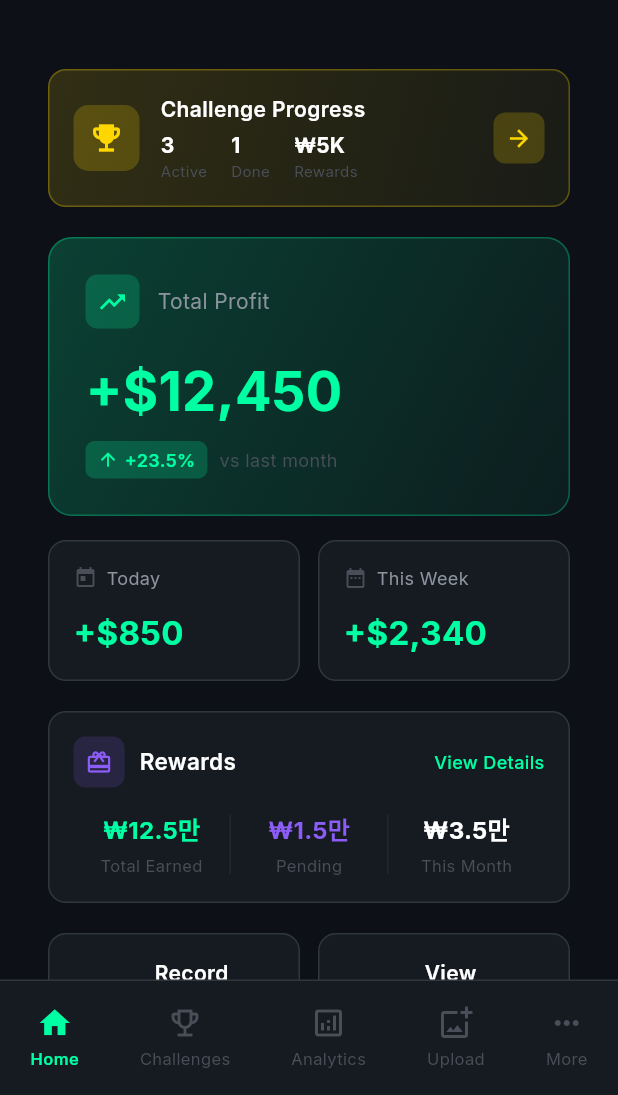
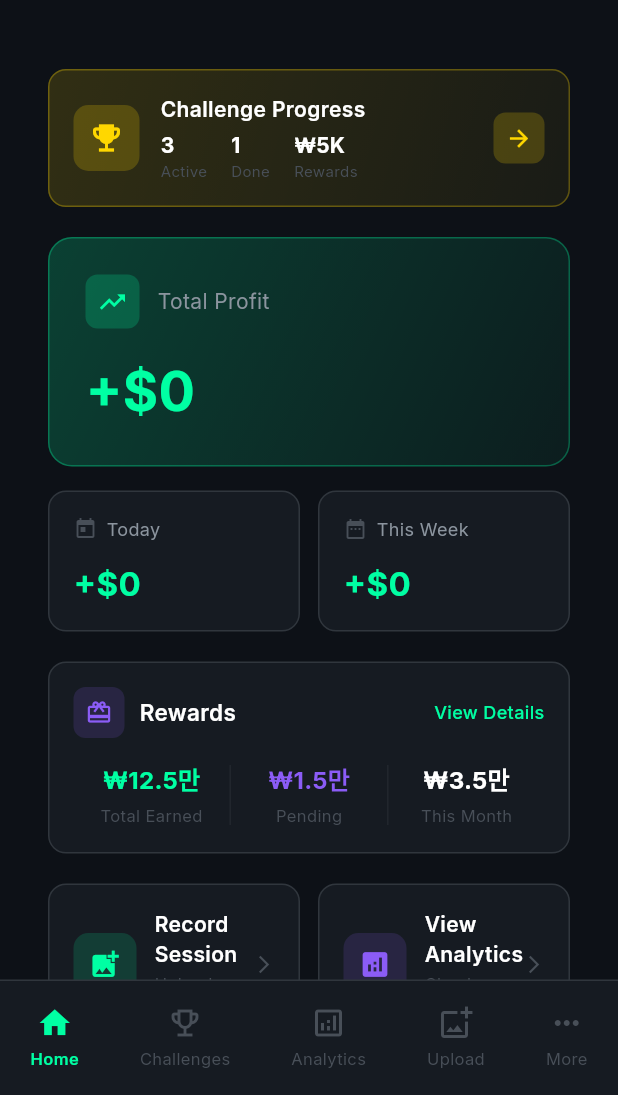
Before and after one commit to pungpung22/pokerly, a Flutter app: the screen it shows after launch, after a tap on the "close" icon, on a phone screen of 412 x 824 dp, the part 141-1236 px from its top. Run offline on Flutter 3.47's test engine with Material 3 defaults, Android fonts, the phone set to English and light mode, and no system bars; our stand-ins replace dio, firebase_auth, fl_chart, flutter_riverpod, go_router, google_fonts and 3 more; accounts and stored records are empty; network calls fail.

Commit message:
feat: 대시보드 데이터 레이어 구현
- Session, Challenge, UserStats 모델 추가
- SessionRepository 구현
- DashboardProvider 상태 관리

Co-Authored-By: Claude Opus 4.5 <noreply@anthropic.com>

```diff
--- /dev/null
+++ b/lib/features/dashboard/data/session_repository.dart
@@ -0,0 +1,61 @@
+import 'package:dio/dio.dart';
+import '../../../core/network/api_client.dart';
+import '../../../shared/models/session.dart';
+
+class SessionRepository {
+  final Dio _dio = ApiClient().dio;
+
+  Future<List<Session>> getAllSessions() async {
+    try {
+      final response = await _dio.get('/sessions');
+      return (response.data as List)
+          .map((e) => Session.fromJson(e))
+          .toList();
+    } catch (e) {
+      print('Error fetching sessions: $e');
+      return [];
+    }
+  }
+
+  Future<SessionStats> getStats() async {
+    try {
+      final response = await _dio.get('/sessions/stats');
+      return SessionStats.fromJson(response.data);
+    } catch (e) {
+      print('Error fetching stats: $e');
+      return SessionStats.empty();
+    }
+  }
+
+  Future<List<double>> getWeeklyData() async {
+    try {
+      final response = await _dio.get('/sessions/weekly');
+      return (response.data['dailyProfits'] as List)
+          .map((e) => (e as num).toDouble())
+          .toList();
+    } catch (e) {
+      print('Error fetching weekly data: $e');
+      return List.filled(7, 0.0);
+    }
+  }
+
+  Future<Session?> createSession(Session session) async {
+    try {
+      final response = await _dio.post('/sessions', data: session.toJson());
+      return Session.fromJson(response.data);
+    } catch (e) {
+      print('Error creating session: $e');
+      return null;
+    }
+  }
+
+  Future<bool> deleteSession(String id) async {
+    try {
+      await _dio.delete('/sessions/$id');
+      return true;
+    } catch (e) {
+      print('Error deleting session: $e');
+      return false;
+    }
+  }
+}
--- a/lib/features/dashboard/presentation/dashboard_screen.dart
+++ b/lib/features/dashboard/presentation/dashboard_screen.dart
@@ -1,21 +1,25 @@
 import 'package:flutter/material.dart';
+import 'package:flutter_riverpod/flutter_riverpod.dart';
 import 'package:fl_chart/fl_chart.dart';
 import 'package:go_router/go_router.dart';
 import '../../../core/theme/app_colors.dart';
 import '../../../core/layout/responsive_layout.dart';
+import '../../../shared/models/session.dart';
+import '../providers/dashboard_provider.dart';
 import 'widgets/welcome_banner.dart';
 import 'widgets/challenge_status.dart';
 import 'widgets/action_buttons.dart';
 import 'widgets/reward_summary.dart';
 
-class DashboardScreen extends StatelessWidget {
+class DashboardScreen extends ConsumerWidget {
   const DashboardScreen({super.key});
 
   @override
-  Widget build(BuildContext context) {
+  Widget build(BuildContext context, WidgetRef ref) {
     final padding = ResponsiveGrid.padding(context);
     final isDesktop = Breakpoints.isDesktop(context);
     final isTablet = Breakpoints.isTablet(context);
+    final statsAsync = ref.watch(sessionNotifierProvider);
 
     return SafeArea(
       child: SingleChildScrollView(
@@ -28,10 +32,13 @@ class DashboardScreen extends StatelessWidget {
                 _buildHeader(),
                 const SizedBox(height: 24),
               ],
-              if (isDesktop)
-                _buildDesktopLayout(context)
-              else
-                _buildMobileLayout(context),
+              statsAsync.when(
+                data: (stats) => isDesktop
+                    ? _buildDesktopLayout(context, ref, stats)
+                    : _buildMobileLayout(context, ref, stats),
+                loading: () => const Center(child: CircularProgressIndicator()),
+                error: (e, _) => Center(child: Text('Error: $e')),
+              ),
             ],
           ),
         ),
@@ -39,22 +46,21 @@ class DashboardScreen extends StatelessWidget {
     );
   }
 
-  Widget _buildDesktopLayout(BuildContext context) {
+  Widget _buildDesktopLayout(BuildContext context, WidgetRef ref, SessionStats stats) {
     return Row(
       crossAxisAlignment: CrossAxisAlignment.start,
       children: [
-        // 왼쪽 메인 컬럼
         Expanded(
           flex: 3,
           child: Column(
             children: [
-              const WelcomeBanner(userName: 'Player', level: 5),
+              WelcomeBanner(userName: 'Player', level: _calculateLevel(stats.totalSessions)),
               const SizedBox(height: 20),
               ChallengeStatusWidget(onViewAll: () => context.go('/challenges')),
               const SizedBox(height: 20),
-              _buildDesktopTopSection(),
+              _buildDesktopTopSection(stats),
               const SizedBox(height: 20),
-              _buildMiniChart(),
+              _buildMiniChart(ref),
               const SizedBox(height: 20),
               ActionButtons(
                 onUpload: () => context.go('/upload'),
@@ -64,14 +70,13 @@ class DashboardScreen extends StatelessWidget {
           ),
         ),
         const SizedBox(width: 24),
-        // 오른쪽 사이드 컬럼
         Expanded(
           flex: 2,
           child: Column(
             children: [
               const RewardSummary(),
               const SizedBox(height: 20),
-              _buildRecentSessionsCard(),
+              _buildRecentSessionsCard(stats.recentSessions),
             ],
           ),
         ),
@@ -79,17 +84,17 @@ class DashboardScreen extends StatelessWidget {
     );
   }
 
-  Widget _buildMobileLayout(BuildContext context) {
+  Widget _buildMobileLayout(BuildContext context, WidgetRef ref, SessionStats stats) {
     return Column(
       crossAxisAlignment: CrossAxisAlignment.start,
       children: [
-        const WelcomeBanner(userName: 'Player', level: 5),
+        WelcomeBanner(userName: 'Player', level: _calculateLevel(stats.totalSessions)),
         const SizedBox(height: 20),
         ChallengeStatusWidget(onViewAll: () => context.go('/challenges')),
         const SizedBox(height: 20),
-        _buildTotalProfitCard(),
+        _buildTotalProfitCard(stats.totalProfit),
         const SizedBox(height: 16),
-        _buildStatsRow(),
+        _buildStatsRow(stats),
         const SizedBox(height: 20),
         const RewardSummary(),
         const SizedBox(height: 20),
@@ -98,35 +103,63 @@ class DashboardScreen extends StatelessWidget {
           onAnalytics: () => context.go('/analytics'),
         ),
         const SizedBox(height: 24),
-        _buildMiniChart(),
+        _buildMiniChart(ref),
         const SizedBox(height: 24),
         _buildRecentSessionsHeader(),
         const SizedBox(height: 12),
-        _buildRecentSessionsList(6),
+        _buildRecentSessionsList(stats.recentSessions),
       ],
     );
   }
 
-  Widget _buildDesktopTopSection() {
+  int _calculateLevel(int totalSessions) {
+    if (totalSessions >= 100) return 10;
+    if (totalSessions >= 50) return 7;
+    if (totalSessions >= 25) return 5;
+    if (totalSessions >= 10) return 3;
+    return 1;
+  }
+
+  Widget _buildDesktopTopSection(SessionStats stats) {
     return Row(
       crossAxisAlignment: CrossAxisAlignment.start,
       children: [
-        Expanded(flex: 2, child: _buildTotalProfitCard()),
+        Expanded(flex: 2, child: _buildTotalProfitCard(stats.totalProfit)),
         const SizedBox(width: 16),
         Expanded(
           flex: 3,
           child: Row(
             children: [
-              Expanded(child: _buildStatCard(title: 'Today', value: '+\$850', isProfit: true, icon: Icons.today)),
+              Expanded(child: _buildStatCard(
+                title: 'Today',
+                value: _formatProfit(stats.todayProfit),
+                isProfit: stats.todayProfit >= 0,
+                icon: Icons.today,
+              )),
               const SizedBox(width: 12),
-              Expanded(child: _buildStatCard(title: 'This Week', value: '+\$2,340', isProfit: true, icon: Icons.date_range)),
+              Expanded(child: _buildStatCard(
+                title: 'This Week',
+                value: _formatProfit(stats.weekProfit),
+                isProfit: stats.weekProfit >= 0,
+                icon: Icons.date_range,
+              )),
               const SizedBox(width: 12),
-              Expanded(child: _buildStatCard(title: 'Sessions', value: '47', isProfit: true, icon: Icons.casino)),
+              Expanded(child: _buildStatCard(
+                title: 'Sessions',
+                value: stats.totalSessions.toString(),
+                isProfit: true,
+                icon: Icons.casino,
+              )),
             ],
           ),
         ),
       ],
     );
+  }
+
+  String _formatProfit(double profit) {
+    final sign = profit >= 0 ? '+' : '';
+    return '$sign\$${profit.toStringAsFixed(0)}';
   }
 
   Widget _buildHeader() {
@@ -174,17 +207,20 @@ class DashboardScreen extends StatelessWidget {
     );
   }
 
-  Widget _buildTotalProfitCard() {
+  Widget _buildTotalProfitCard(double totalProfit) {
+    final isProfit = totalProfit >= 0;
+    final color = isProfit ? AppColors.profit : AppColors.loss;
+
     return Container(
       padding: const EdgeInsets.all(24),
       decoration: BoxDecoration(
         gradient: LinearGradient(
-          colors: [AppColors.profit.withValues(alpha: 0.2), AppColors.profit.withValues(alpha: 0.05)],
+          colors: [color.withValues(alpha: 0.2), color.withValues(alpha: 0.05)],
           begin: Alignment.topLeft,
           end: Alignment.bottomRight,
         ),
         borderRadius: BorderRadius.circular(16),
-        border: Border.all(color: AppColors.profit.withValues(alpha: 0.3)),
+        border: Border.all(color: color.withValues(alpha: 0.3)),
       ),
       child: Column(
         crossAxisAlignment: CrossAxisAlignment.start,
@@ -193,47 +229,36 @@ class DashboardScreen extends StatelessWidget {
             children: [
               Container(
                 padding: const EdgeInsets.all(8),
-                decoration: BoxDecoration(color: AppColors.profit.withValues(alpha: 0.2), borderRadius: BorderRadius.circular(8)),
-                child: const Icon(Icons.trending_up, color: AppColors.profit, size: 20),
+                decoration: BoxDecoration(color: color.withValues(alpha: 0.2), borderRadius: BorderRadius.circular(8)),
+                child: Icon(isProfit ? Icons.trending_up : Icons.trending_down, color: color, size: 20),
               ),
               const SizedBox(width: 12),
               const Text('Total Profit', style: TextStyle(fontSize: 14, color: AppColors.textSecondary)),
             ],
           ),
           const SizedBox(height: 16),
-          const Text('+\$12,450', style: TextStyle(fontSize: 36, fontWeight: FontWeight.bold, color: AppColors.profit)),
-          const SizedBox(height: 8),
-          Wrap(
-            spacing: 8,
-            runSpacing: 4,
-            crossAxisAlignment: WrapCrossAlignment.center,
-            children: [
-              Container(
-                padding: const EdgeInsets.symmetric(horizontal: 8, vertical: 4),
-                decoration: BoxDecoration(color: AppColors.profit.withValues(alpha: 0.2), borderRadius: BorderRadius.circular(6)),
-                child: const Row(
-                  mainAxisSize: MainAxisSize.min,
-                  children: [
-                    Icon(Icons.arrow_upward, color: AppColors.profit, size: 14),
-                    SizedBox(width: 4),
-                    Text('+23.5%', style: TextStyle(fontSize: 12, fontWeight: FontWeight.w600, color: AppColors.profit)),
-                  ],
-                ),
-              ),
-              const Text('vs last month', style: TextStyle(fontSize: 12, color: AppColors.textMuted)),
-            ],
-          ),
+          Text(_formatProfit(totalProfit), style: TextStyle(fontSize: 36, fontWeight: FontWeight.bold, color: color)),
         ],
       ),
     );
   }
 
-  Widget _buildStatsRow() {
+  Widget _buildStatsRow(SessionStats stats) {
     return Row(
       children: [
-        Expanded(child: _buildStatCard(title: 'Today', value: '+\$850', isProfit: true, icon: Icons.today)),
+        Expanded(child: _buildStatCard(
+          title: 'Today',
+          value: _formatProfit(stats.todayProfit),
+          isProfit: stats.todayProfit >= 0,
+          icon: Icons.today,
+        )),
         const SizedBox(width: 12),
-        Expanded(child: _buildStatCard(title: 'This Week', value: '+\$2,340', isProfit: true, icon: Icons.date_range)),
+        Expanded(child: _buildStatCard(
+          title: 'This Week',
+          value: _formatProfit(stats.weekProfit),
+          isProfit: stats.weekProfit >= 0,
+          icon: Icons.date_range,
+        )),
       ],
     );
   }
@@ -264,7 +289,9 @@ class DashboardScreen extends StatelessWidget {
     );
   }
 
-  Widget _buildMiniChart() {
+  Widget _buildMiniChart(WidgetRef ref) {
+    final weeklyAsync = ref.watch(weeklyDataProvider);
+
     return Container(
       padding: const EdgeInsets.all(20),
       decoration: BoxDecoration(color: AppColors.card, borderRadius: BorderRadius.circular(12), border: Border.all(color: AppColors.border)),
@@ -285,9 +312,24 @@ class DashboardScreen extends StatelessWidget {
           const SizedBox(height: 20),
           SizedBox(
             height: 180,
-            child: LineChart(
+            child: weeklyAsync.when(
+              data: (dailyProfits) => _buildChart(dailyProfits),
+              loading: () => const Center(child: CircularProgressIndicator()),
+              error: (_, __) => const Center(child: Text('Failed to load chart')),
+            ),
+          ),
+        ],
+      ),
+    );
+  }
+
+  Widget _buildChart(List<double> dailyProfits) {
+    final maxY = dailyProfits.isEmpty ? 100.0 : (dailyProfits.reduce((a, b) => a > b ? a : b).abs() * 1.2).clamp(100.0, double.infinity);
+    final spots = dailyProfits.asMap().entries.map((e) => FlSpot(e.key.toDouble(), e.value)).toList();
+
+    return LineChart(
       LineChartData(
-                gridData: FlGridData(show: true, drawVerticalLine: false, horizontalInterval: 500, getDrawingHorizontalLine: (value) => FlLine(color: AppColors.chartGrid, strokeWidth: 1)),
+        gridData: FlGridData(show: true, drawVerticalLine: false, horizontalInterval: maxY / 3, getDrawingHorizontalLine: (value) => FlLine(color: AppColors.chartGrid, strokeWidth: 1)),
         titlesData: FlTitlesData(
           show: true,
           rightTitles: const AxisTitles(sideTitles: SideTitles(showTitles: false)),
@@ -308,24 +350,20 @@ class DashboardScreen extends StatelessWidget {
           ),
         ),
         borderData: FlBorderData(show: false),
-                minX: 0, maxX: 6, minY: 0, maxY: 1500,
+        minX: 0, maxX: 6, minY: 0, maxY: maxY,
         lineBarsData: [
           LineChartBarData(
-                    spots: const [FlSpot(0, 450), FlSpot(1, 320), FlSpot(2, 780), FlSpot(3, 520), FlSpot(4, 980), FlSpot(5, 850), FlSpot(6, 1200)],
+            spots: spots.isEmpty ? [const FlSpot(0, 0), const FlSpot(6, 0)] : spots,
             isCurved: true, color: AppColors.profit, barWidth: 3, isStrokeCapRound: true,
             dotData: const FlDotData(show: false),
             belowBarData: BarAreaData(show: true, color: AppColors.chartFill),
           ),
         ],
       ),
-            ),
-          ),
-        ],
-      ),
     );
   }
 
-  Widget _buildRecentSessionsCard() {
+  Widget _buildRecentSessionsCard(List<Session> sessions) {
     return Container(
       padding: const EdgeInsets.all(20),
       decoration: BoxDecoration(
@@ -338,7 +376,7 @@ class DashboardScreen extends StatelessWidget {
         children: [
           _buildRecentSessionsHeader(),
           const SizedBox(height: 16),
-          _buildRecentSessionsList(6),
+          _buildRecentSessionsList(sessions),
         ],
       ),
     );
@@ -357,26 +395,22 @@ class DashboardScreen extends StatelessWidget {
     );
   }
 
-  Widget _buildRecentSessionsList(int count) {
-    final sessions = _getSessions().take(count).toList();
+  Widget _buildRecentSessionsList(List<Session> sessions) {
+    if (sessions.isEmpty) {
+      return Container(
+        padding: const EdgeInsets.symmetric(vertical: 32),
+        child: const Center(
+          child: Text('No sessions yet.\nRecord your first session!', textAlign: TextAlign.center, style: TextStyle(color: AppColors.textMuted)),
+        ),
+      );
+    }
     return Column(
-      children: sessions.map((s) => _buildSessionCardCompact(s)).toList(),
+      children: sessions.take(6).map((s) => _buildSessionCardCompact(s)).toList(),
     );
   }
 
-  List<_SessionData> _getSessions() => [
-    _SessionData(date: 'Jan 7, 2026', venue: 'PokerStars', game: 'NL Hold\'em \$1/\$2', duration: '4h 32m', profit: 850),
-    _SessionData(date: 'Jan 6, 2026', venue: 'GGPoker', game: 'NL Hold\'em \$0.5/\$1', duration: '2h 15m', profit: -320),
-    _SessionData(date: 'Jan 5, 2026', venue: 'PokerStars', game: 'PLO \$0.5/\$1', duration: '3h 45m', profit: 1240),
-    _SessionData(date: 'Jan 4, 2026', venue: 'Local Casino', game: 'NL Hold\'em \$2/\$5', duration: '6h 20m', profit: 570),
-    _SessionData(date: 'Jan 3, 2026', venue: 'WPT', game: 'Tournament', duration: '5h 10m', profit: 2500),
-    _SessionData(date: 'Jan 2, 2026', venue: 'Home Game', game: 'NL Hold\'em \$0.5/\$1', duration: '3h 00m', profit: -150),
-  ];
-
-  Widget _buildSessionCardCompact(_SessionData session) {
-    final isProfit = session.profit >= 0;
-    final profitColor = isProfit ? AppColors.profit : AppColors.loss;
-    final profitText = isProfit ? '+\$${session.profit}' : '-\$${session.profit.abs()}';
+  Widget _buildSessionCardCompact(Session session) {
+    final profitColor = session.isProfit ? AppColors.profit : AppColors.loss;
     return Padding(
       padding: const EdgeInsets.only(bottom: 12),
       child: Row(
@@ -384,7 +418,7 @@ class DashboardScreen extends StatelessWidget {
           Container(
             width: 36, height: 36,
             decoration: BoxDecoration(color: profitColor.withValues(alpha: 0.15), borderRadius: BorderRadius.circular(8)),
-            child: Icon(isProfit ? Icons.arrow_upward : Icons.arrow_downward, color: profitColor, size: 18),
+            child: Icon(session.isProfit ? Icons.arrow_upward : Icons.arrow_downward, color: profitColor, size: 18),
           ),
           const SizedBox(width: 12),
           Expanded(
@@ -392,25 +426,24 @@ class DashboardScreen extends StatelessWidget {
               crossAxisAlignment: CrossAxisAlignment.start,
               children: [
                 Text(session.venue, style: const TextStyle(fontSize: 14, fontWeight: FontWeight.w500, color: AppColors.textPrimary)),
-                Text('${session.game} • ${session.duration}', style: const TextStyle(fontSize: 11, color: AppColors.textMuted)),
+                Text('${session.gameType} ${session.stakes} • ${session.durationFormatted}', style: const TextStyle(fontSize: 11, color: AppColors.textMuted)),
               ],
             ),
           ),
           Column(
             crossAxisAlignment: CrossAxisAlignment.end,
             children: [
-              Text(profitText, style: TextStyle(fontSize: 14, fontWeight: FontWeight.bold, color: profitColor)),
-              Text(session.date, style: const TextStyle(fontSize: 10, color: AppColors.textMuted)),
+              Text(session.profitFormatted, style: TextStyle(fontSize: 14, fontWeight: FontWeight.bold, color: profitColor)),
+              Text(_formatDate(session.date), style: const TextStyle(fontSize: 10, color: AppColors.textMuted)),
             ],
           ),
         ],
       ),
     );
   }
+
+  String _formatDate(DateTime date) {
+    const months = ['Jan', 'Feb', 'Mar', 'Apr', 'May', 'Jun', 'Jul', 'Aug', 'Sep', 'Oct', 'Nov', 'Dec'];
+    return '${months[date.month - 1]} ${date.day}, ${date.year}';
   }
-
-class _SessionData {
-  final String date, venue, game, duration;
-  final int profit;
-  _SessionData({required this.date, required this.venue, required this.game, required this.duration, required this.profit});
 }
--- /dev/null
+++ b/lib/features/dashboard/providers/dashboard_provider.dart
@@ -0,0 +1,67 @@
+import 'package:flutter_riverpod/flutter_riverpod.dart';
+import '../../../shared/models/session.dart';
+import '../data/session_repository.dart';
+
+final sessionRepositoryProvider = Provider((ref) => SessionRepository());
+
+final sessionStatsProvider = FutureProvider<SessionStats>((ref) async {
+  final repository = ref.watch(sessionRepositoryProvider);
+  return repository.getStats();
+});
+
+final weeklyDataProvider = FutureProvider<List<double>>((ref) async {
+  final repository = ref.watch(sessionRepositoryProvider);
+  return repository.getWeeklyData();
+});
+
+final allSessionsProvider = FutureProvider<List<Session>>((ref) async {
+  final repository = ref.watch(sessionRepositoryProvider);
+  return repository.getAllSessions();
+});
+
+// Notifier for managing session state with mutations
+class SessionNotifier extends StateNotifier<AsyncValue<SessionStats>> {
+  final SessionRepository _repository;
+  final Ref _ref;
+
+  SessionNotifier(this._repository, this._ref) : super(const AsyncValue.loading()) {
+    loadStats();
+  }
+
+  Future<void> loadStats() async {
+    state = const AsyncValue.loading();
+    try {
+      final stats = await _repository.getStats();
+      state = AsyncValue.data(stats);
+    } catch (e, st) {
+      state = AsyncValue.error(e, st);
+    }
+  }
+
+  Future<bool> addSession(Session session) async {
+    final result = await _repository.createSession(session);
+    if (result != null) {
+      await loadStats();
+      _ref.invalidate(weeklyDataProvider);
+      _ref.invalidate(allSessionsProvider);
+      return true;
+    }
+    return false;
+  }
+
+  Future<bool> deleteSession(String id) async {
+    final result = await _repository.deleteSession(id);
+    if (result) {
+      await loadStats();
+      _ref.invalidate(weeklyDataProvider);
+      _ref.invalidate(allSessionsProvider);
+      return true;
+    }
+    return false;
+  }
+}
+
+final sessionNotifierProvider = StateNotifierProvider<SessionNotifier, AsyncValue<SessionStats>>((ref) {
+  final repository = ref.watch(sessionRepositoryProvider);
+  return SessionNotifier(repository, ref);
+});
--- /dev/null
+++ b/lib/shared/models/challenge.dart
@@ -0,0 +1,71 @@
+import 'package:hive/hive.dart';
+
+part 'challenge.g.dart';
+
+@HiveType(typeId: 1)
+class Challenge extends HiveObject {
+  @HiveField(0)
+  String id;
+
+  @HiveField(1)
+  String title;
+
+  @HiveField(2)
+  String description;
+
+  @HiveField(3)
+  ChallengeType type;
+
+  @HiveField(4)
+  int targetValue;
+
+  @HiveField(5)
+  int currentValue;
+
+  @HiveField(6)
+  int rewardPoints;
+
+  @HiveField(7)
+  DateTime startDate;
+
+  @HiveField(8)
+  DateTime endDate;
+
+  @HiveField(9)
+  bool isCompleted;
+
+  Challenge({
+    required this.id,
+    required this.title,
+    required this.description,
+    required this.type,
+    required this.targetValue,
+    this.currentValue = 0,
+    required this.rewardPoints,
+    required this.startDate,
+    required this.endDate,
+    this.isCompleted = false,
+  });
+
+  double get progress => (currentValue / targetValue).clamp(0.0, 1.0);
+  bool get isExpired => DateTime.now().isAfter(endDate);
+  int get daysLeft => endDate.difference(DateTime.now()).inDays;
+}
+
+@HiveType(typeId: 2)
+enum ChallengeType {
+  @HiveField(0)
+  sessions, // Play X sessions
+
+  @HiveField(1)
+  profit, // Earn X profit
+
+  @HiveField(2)
+  hours, // Play X hours
+
+  @HiveField(3)
+  streak, // X day streak
+
+  @HiveField(4)
+  venue, // Play at specific venue
+}
--- /dev/null
+++ b/lib/shared/models/session.dart
@@ -0,0 +1,99 @@
+class Session {
+  final String id;
+  final DateTime date;
+  final String venue;
+  final String gameType;
+  final String stakes;
+  final int durationMinutes;
+  final double buyIn;
+  final double cashOut;
+  final String? notes;
+
+  Session({
+    required this.id,
+    required this.date,
+    required this.venue,
+    required this.gameType,
+    required this.stakes,
+    required this.durationMinutes,
+    required this.buyIn,
+    required this.cashOut,
+    this.notes,
+  });
+
+  double get profit => cashOut - buyIn;
+  bool get isProfit => profit >= 0;
+
+  String get durationFormatted {
+    final hours = durationMinutes ~/ 60;
+    final mins = durationMinutes % 60;
+    if (hours > 0) return '${hours}h ${mins}m';
+    return '${mins}m';
+  }
+
+  String get profitFormatted {
+    final sign = isProfit ? '+' : '';
+    return '$sign\$${profit.toStringAsFixed(0)}';
+  }
+
+  Map<String, dynamic> toJson() => {
+    'date': date.toIso8601String(),
+    'venue': venue,
+    'gameType': gameType,
+    'stakes': stakes,
+    'durationMinutes': durationMinutes,
+    'buyIn': buyIn,
+    'cashOut': cashOut,
+    'notes': notes,
+  };
+
+  factory Session.fromJson(Map<String, dynamic> json) => Session(
+    id: json['id'],
+    date: DateTime.parse(json['date']),
+    venue: json['venue'],
+    gameType: json['gameType'],
+    stakes: json['stakes'],
+    durationMinutes: json['durationMinutes'],
+    buyIn: (json['buyIn'] as num).toDouble(),
+    cashOut: (json['cashOut'] as num).toDouble(),
+    notes: json['notes'],
+  );
+}
+
+class SessionStats {
+  final double totalProfit;
+  final int totalSessions;
+  final int totalHours;
+  final double todayProfit;
+  final double weekProfit;
+  final List<Session> recentSessions;
+
+  SessionStats({
+    required this.totalProfit,
+    required this.totalSessions,
+    required this.totalHours,
+    required this.todayProfit,
+    required this.weekProfit,
+    required this.recentSessions,
+  });
+
+  factory SessionStats.fromJson(Map<String, dynamic> json) => SessionStats(
+    totalProfit: (json['totalProfit'] as num).toDouble(),
+    totalSessions: json['totalSessions'],
+    totalHours: json['totalHours'],
+    todayProfit: (json['todayProfit'] as num).toDouble(),
+    weekProfit: (json['weekProfit'] as num).toDouble(),
+    recentSessions: (json['recentSessions'] as List)
+        .map((e) => Session.fromJson(e))
+        .toList(),
+  );
+
+  factory SessionStats.empty() => SessionStats(
+    totalProfit: 0,
+    totalSessions: 0,
+    totalHours: 0,
+    todayProfit: 0,
+    weekProfit: 0,
+    recentSessions: [],
+  );
+}
```
Also changed, not shown: lib/shared/models/user_stats.dart (added, +55 -0 lines), lib/shared/models/challenge.g.dart (added), lib/shared/models/session.g.dart (added), lib/shared/models/user_stats.g.dart (added). Lines whose indentation alone changed are shown as unchanged.
